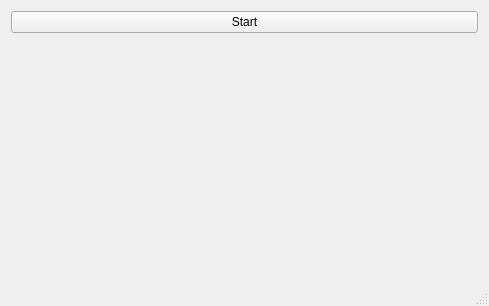
First picture: the form in mainwindow.ui, repository kylepoulin/QtPiGui, before the edit.
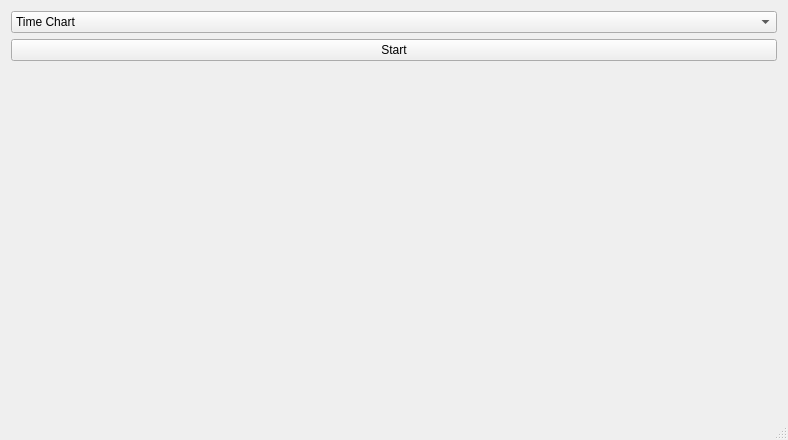
Second picture: the form after the edit.

Patch:
```diff
--- a/mainwindow.ui
+++ b/mainwindow.ui
@@ -6,8 +6,8 @@
    <rect>
     <x>0</x>
     <y>0</y>
-    <width>489</width>
-    <height>306</height>
+    <width>788</width>
+    <height>440</height>
    </rect>
   </property>
   <property name="windowTitle">
@@ -16,7 +16,26 @@
   <widget class="QWidget" name="centralWidget">
    <layout class="QGridLayout" name="gridLayout">
     <item row="0" column="0">
-     <layout class="QVBoxLayout" name="verticalLayout" stretch="1,1">
+     <layout class="QVBoxLayout" name="verticalLayout" stretch="0,1,1">
+      <item>
+       <widget class="QComboBox" name="comboBox">
+        <item>
+         <property name="text">
+          <string>Time Chart</string>
+         </property>
+        </item>
+        <item>
+         <property name="text">
+          <string>Calibrate</string>
+         </property>
+        </item>
+        <item>
+         <property name="text">
+          <string>Brain Display</string>
+         </property>
+        </item>
+       </widget>
+      </item>
       <item>
        <widget class="QPushButton" name="pushButton">
         <property name="sizePolicy">
```
